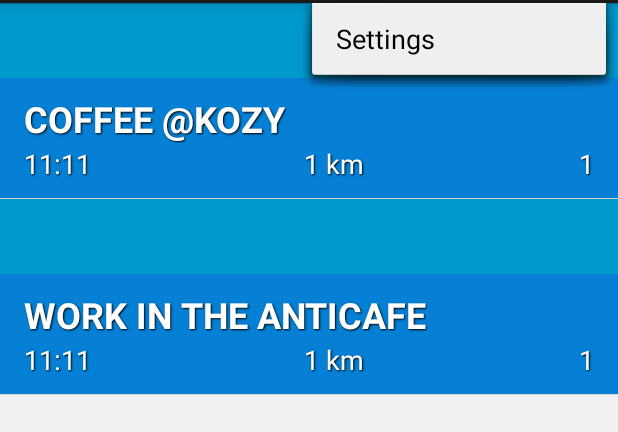
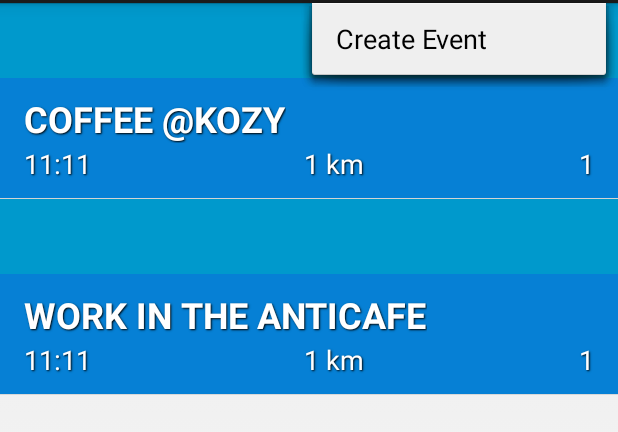
Before and after one commit to bdumeljic/linku, an Android app: the screen it shows after launch (EventsActivity), with the options menu open, on a phone screen of 412 x 824 dp, the part 69-501 px from its top. Run offline under Robolectric (Android 15) with nearby library versions, the phone set to English and light mode, and no system bars.

Commit message:
Moved menu from EventsActivity to EventsFragment

```diff
--- a/app/src/main/java/com/bdlabs_linku/linku/EventsActivity.java
+++ b/app/src/main/java/com/bdlabs_linku/linku/EventsActivity.java
@@ -26,27 +26,6 @@ public class EventsActivity extends Activity implements EventsFragment.OnFragmen
         }
     }
 
-
-    @Override
-    public boolean onCreateOptionsMenu(Menu menu) {
-        // Inflate the menu; this adds items to the action bar if it is present.
-        getMenuInflater().inflate(R.menu.events, menu);
-        return true;
-    }
-
-    @Override
-    public boolean onOptionsItemSelected(MenuItem item) {
-        // Handle action bar item clicks here. The action bar will
-        // automatically handle clicks on the Home/Up button, so long
-        // as you specify a parent activity in AndroidManifest.xml.
-        int id = item.getItemId();
-        if (id == R.id.action_settings) {
-            return true;
-        }
-        return super.onOptionsItemSelected(item);
-    }
-
-
     @Override
     public void onFragmentInteraction(String name) {
         Toast.makeText(getApplicationContext(), name + ". Great choice!", Toast.LENGTH_SHORT).show();
--- a/app/src/main/java/com/bdlabs_linku/linku/EventsFragment.java
+++ b/app/src/main/java/com/bdlabs_linku/linku/EventsFragment.java
@@ -1,9 +1,15 @@
 package com.bdlabs_linku.linku;
 
 import android.app.Activity;
+import android.app.DialogFragment;
+import android.content.Intent;
 import android.os.Bundle;
 import android.app.Fragment;
+import android.util.Log;
 import android.view.LayoutInflater;
+import android.view.Menu;
+import android.view.MenuInflater;
+import android.view.MenuItem;
 import android.view.View;
 import android.view.ViewGroup;
 import android.widget.AbsListView;
@@ -27,7 +33,7 @@ import java.util.List;
  * Activities containing this fragment MUST implement the {@link Callbacks}
  * interface.
  */
-public class EventsFragment extends Fragment implements AbsListView.OnItemClickListener {
+public class EventsFragment extends Fragment implements ListView.OnItemClickListener {
 
     private OnFragmentInteractionListener mListener;
 
@@ -117,6 +123,48 @@ public class EventsFragment extends Fragment implements AbsListView.OnItemClickL
             throw new ClassCastException(activity.toString()
                 + " must implement OnFragmentInteractionListener");
         }
+    }
+
+    @Override
+    public void onActivityCreated(Bundle savedInstanceState) {
+        super.onActivityCreated(savedInstanceState);
+        setHasOptionsMenu(true);
+
+    }
+
+    @Override
+    public void onCreateOptionsMenu(Menu menu, MenuInflater inflater) {
+        super.onCreateOptionsMenu(menu, inflater);
+        menu.clear();
+
+        inflater.inflate(R.menu.events, menu);
+
+
+    }
+
+    @Override
+    public boolean onOptionsItemSelected(MenuItem item) {
+        // Handle action bar item clicks here. The action bar will
+        // automatically handle clicks on the Home/Up button, so long
+        // as you specify a parent activity in AndroidManifest.xml.
+        int id = item.getItemId();
+
+        switch(id) {
+            case R.id.create_event:
+                // TODO Add startActivityForResult here ...
+
+                return true;
+
+        }
+
+        return super.onOptionsItemSelected(item);
+    }
+
+    @Override
+    public void onActivityResult(int requestCode, int resultCode, Intent data) {
+        super.onActivityResult(requestCode, resultCode, data);
+
+        // TODO Catch the result from the create new event here and update adapter if necessary
     }
 
     @Override
@@ -219,4 +267,6 @@ public class EventsFragment extends Fragment implements AbsListView.OnItemClickL
         }
     }
 
+
+
 }
--- a/app/src/main/res/menu/events.xml
+++ b/app/src/main/res/menu/events.xml
@@ -1,8 +1,8 @@
 <menu xmlns:android="http://schemas.android.com/apk/res/android"
     xmlns:tools="http://schemas.android.com/tools"
     tools:context=".EventsActivity" >
-    <item android:id="@+id/action_settings"
-        android:title="@string/action_settings"
+    <item android:id="@+id/create_event"
+        android:title="@string/create_event"
         android:orderInCategory="100"
         android:showAsAction="never" />
 </menu>
--- a/app/src/main/res/values/strings.xml
+++ b/app/src/main/res/values/strings.xml
@@ -8,5 +8,6 @@
     <string name="placeholder_events_item_time">00:00</string>
     <string name="placeholder_events_item_distance">0 km</string>
     <string name="placeholder_events_item_attendees">0</string>
+    <string name="create_event">Create Event</string>
 
 </resources>
```
